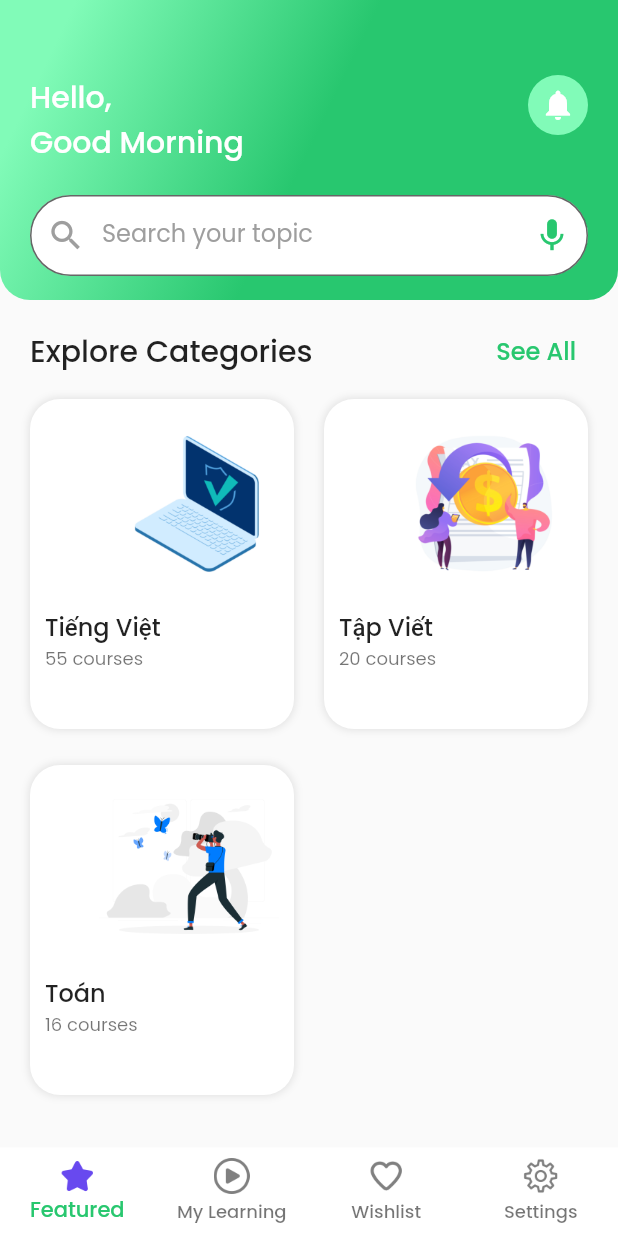
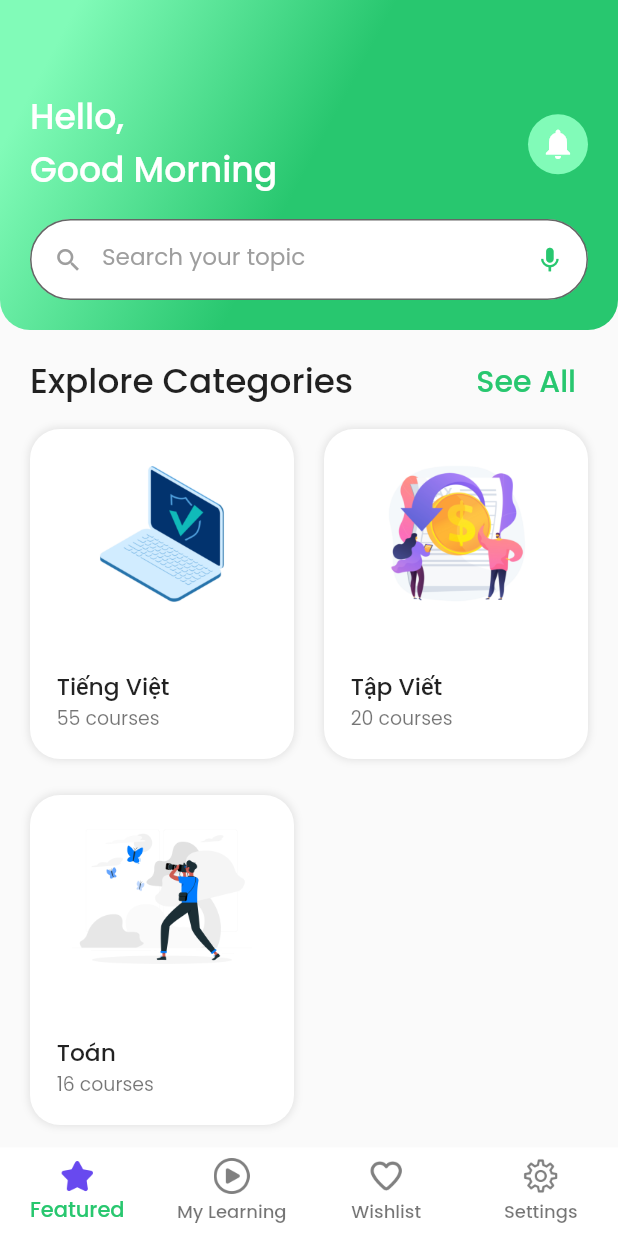
Before and after one commit to manlly07/edu, a Flutter app: the screen it shows after launch, on a phone screen of 412 x 824 dp. Run offline on Flutter 3.47's test engine with Material 2 defaults, Android fonts, the phone set to English and light mode, and no system bars; our stand-ins replace flutter_tts, lottie, rive, speech_to_text, video_player.

Commit message:
fix-responsive

```diff
--- a/lib/screens/base_screen.dart
+++ b/lib/screens/base_screen.dart
@@ -20,11 +20,17 @@ class _BaseScreenState extends State<BaseScreen> {
     FeaturedScreen(),
     FeaturedScreen(),
   ];
+
   @override
   Widget build(BuildContext context) {
+    Size size = MediaQuery.of(context).size;
     return Scaffold(
-      body: Center(
-        child: _widgetOptions.elementAt(_selectedIndex),
+      body: SizedBox(
+        width: size.width,
+        height: size.height,
+        child: Stack(
+          children: [_widgetOptions.elementAt(_selectedIndex)],
+        ),
       ),
       bottomNavigationBar: BottomNavigationBar(
           type: BottomNavigationBarType.fixed,
--- a/lib/screens/course_screen.dart
+++ b/lib/screens/course_screen.dart
@@ -19,6 +19,7 @@ class CourseScreen extends StatefulWidget {
 class _CourseScreenState extends State<CourseScreen> {
   @override
   Widget build(BuildContext context) {
+    Size size = MediaQuery.sizeOf(context);
     return AnnotatedRegion<SystemUiOverlayStyle>(
       value: SystemUiOverlayStyle.dark,
       child: Scaffold(
@@ -39,12 +40,12 @@ class _CourseScreenState extends State<CourseScreen> {
                         ),
                       ),
                       Positioned(
-                        left: 0,
+                        left: 10,
                         child: CustomIconButton(
-                          child: const Icon(Icons.arrow_back),
                           height: 35,
                           width: 35,
                           onTap: () => Navigator.pop(context),
+                          child: const Icon(Icons.arrow_back),
                         ),
                       ),
                     ],
@@ -56,13 +57,13 @@ class _CourseScreenState extends State<CourseScreen> {
                 Expanded(
                   child: Stack(
                     children: [
-                      RiveAnimation.asset(
+                      const RiveAnimation.asset(
                         icBg,
                         fit: BoxFit.cover,
                       ),
                       GridView.builder(
-                        gridDelegate: const SliverGridDelegateWithFixedCrossAxisCount(
-                          crossAxisCount: 2,
+                        gridDelegate: SliverGridDelegateWithFixedCrossAxisCount(
+                          crossAxisCount: size.width > 700 ? 3 : 2,
                           childAspectRatio: 0.85,
                           // crossAxisSpacing: 20,
                           // mainAxisSpacing: 24,
@@ -128,7 +129,7 @@ class CourseContainer extends StatelessWidget {
               //rive
               if(course.thumbnail.contains("riv"))
                 Align(
-                    alignment: Alignment.topRight,
+                    alignment: Alignment.topCenter,
                     child: SizedBox(
                         width: 150,
                         height: 120,
@@ -176,15 +177,17 @@ class CourseContainer extends StatelessWidget {
               const SizedBox(
                 height: 10,
               ),
-              Center(
+              Expanded(
+                child: Center(
                   child: Text(
                     course.name,
-                  style: TextStyle(
+                    style: const TextStyle(
                         fontSize: 30
                     ),
                     // style: ,
                   ),
                 ),
+              )
               // Text(
               //   "${category.noOfCourses.toString()} courses",
               //   style: Theme.of(context).textTheme.bodySmall,
--- a/lib/screens/details_screen.dart
+++ b/lib/screens/details_screen.dart
@@ -34,8 +34,8 @@ class _DetailsScreenState extends State<DetailsScreen> {
   stt.SpeechToText _speech = stt.SpeechToText();
   bool _isListening = false;
   String lastStatus = '';
-  String _text = 'Press the button and start speaking';
-  double _confidence = 1.0;
+  final String _text = 'Press the button and start speaking';
+  final double _confidence = 1.0;
 
   @override
   void initState() {
--- a/lib/screens/featuerd_screen.dart
+++ b/lib/screens/featuerd_screen.dart
@@ -1,3 +1,5 @@
+import 'dart:math';
+
 import 'package:edu/constants/color.dart';
 import 'package:edu/constants/size.dart';
 import 'package:edu/models/category.dart';
@@ -19,14 +21,15 @@ class FeaturedScreen extends StatefulWidget {
 class _FeaturedScreenState extends State<FeaturedScreen> {
   @override
   Widget build(BuildContext context) {
+    Size size = MediaQuery.of(context).size;
+    var appBarHeight = size.height / 3.5;
     return AnnotatedRegion<SystemUiOverlayStyle>(
       value: SystemUiOverlayStyle.light,
       child: Scaffold(
-        body: Column(
-          children: const [
-            AppBar(),
-            Body(),
-          ],
+        body: const Body(),
+        appBar: PreferredSize(
+          preferredSize: Size.fromHeight(appBarHeight > 220 ? 220 : appBarHeight),
+          child: const AppBar(),
         ),
       ),
     );
@@ -38,7 +41,11 @@ class Body extends StatelessWidget {
 
   @override
   Widget build(BuildContext context) {
+    Size size = MediaQuery.sizeOf(context);
+    var ecSize = size.width / 18;
+    var saSize = size.width / 20;
     return Column(
+      mainAxisSize: MainAxisSize.min,
       children: [
         Padding(
           padding: const EdgeInsets.only(top: 10, left: 20, right: 20),
@@ -47,7 +54,8 @@ class Body extends StatelessWidget {
             children: [
               Text(
                 "Explore Categories",
-                style: Theme.of(context).textTheme.bodyLarge,
+                style: Theme.of(context).textTheme.bodyLarge!
+                    .copyWith(fontSize: ecSize > 25 ? 25 : ecSize),
               ),
               TextButton(
                 onPressed: () {},
@@ -56,20 +64,26 @@ class Body extends StatelessWidget {
                   style: Theme.of(context)
                       .textTheme
                       .bodyMedium
-                      ?.copyWith(color: kPrimaryColor),
+                      ?.copyWith(
+                    color: kPrimaryColor,
+                    fontSize: saSize > 20 ? 20 : saSize
+                  ),
                 ),
               )
             ],
           ),
         ),
-        GridView.builder(
+        Flexible(
+          child: GridView.builder(
+            physics: const BouncingScrollPhysics(),
+            scrollDirection: Axis.vertical,
             shrinkWrap: true,
             padding: const EdgeInsets.symmetric(
               horizontal: 20,
               vertical: 8,
             ),
-          gridDelegate: const SliverGridDelegateWithFixedCrossAxisCount(
-            crossAxisCount: 2,
+            gridDelegate: SliverGridDelegateWithFixedCrossAxisCount(
+              crossAxisCount: (size.width > 700 ? 3 : 2),
               childAspectRatio: 0.8,
               crossAxisSpacing: 20,
               mainAxisSpacing: 24,
@@ -81,6 +95,7 @@ class Body extends StatelessWidget {
             },
             itemCount: categoryList.length,
           ),
+        )
       ],
     );
   }
@@ -115,25 +130,49 @@ class CategoryCard extends StatelessWidget {
             ), //BoxShadow
           ],
         ),
+        child: LayoutBuilder(
+          builder: (BuildContext context, BoxConstraints constraints) {
+            var fontSize = constraints.maxWidth /10;
+            var padding = constraints.maxWidth * 0.05;
+            return Column(
+              crossAxisAlignment: CrossAxisAlignment.center,
+              mainAxisAlignment: MainAxisAlignment.spaceBetween,
+              children: [
+                Align(
+                  alignment: Alignment.topCenter,
+                  child: ClipRect(
+                    clipBehavior: Clip.hardEdge,
+                    child: Image.asset(
+                      category.thumbnail,
+                      height: constraints.maxHeight * 3/5,
+                    ),
+                  ),
+                ),
+                SizedBox(
+                  height: constraints.maxHeight * 2/5,
+                  width: constraints.maxWidth,
+                  child: Padding(
+                    padding: EdgeInsets.all(padding),
                     child: Column(
+                      mainAxisAlignment: MainAxisAlignment.end,
                       crossAxisAlignment: CrossAxisAlignment.start,
                       children: [
-            Align(
-              alignment: Alignment.topRight,
-              child: Image.asset(
-                category.thumbnail,
-                height: kCategoryCardImageSize,
+                        Text(category.name,
+                          style: Theme.of(context).textTheme.bodyMedium!
+                              .copyWith(fontSize: fontSize),
                         ),
-            ),
-            const SizedBox(
-              height: 10,
-            ),
-            Text(category.name),
                         Text(
                           "${category.noOfCourses.toString()} courses",
-              style: Theme.of(context).textTheme.bodySmall,
+                          style: Theme.of(context).textTheme.bodySmall!
+                              .copyWith(fontSize: fontSize - 3),
                         ),
                       ],
+                    ),
+                  )
+                ),
+              ],
+            );
+          },
         ),
       ),
     );
@@ -147,10 +186,10 @@ class AppBar extends StatelessWidget {
 
   @override
   Widget build(BuildContext context) {
+    Size size = MediaQuery.sizeOf(context);
+    var appendTop = size.height/20;
     return Container(
-      padding: const EdgeInsets.only(top: 50, left: 20, right: 20),
-      height: 200,
-      width: double.infinity,
+      padding: EdgeInsets.only(top: (min(appendTop, 50)) + 20, left: 20, right: 20, bottom: 20),
       decoration: const BoxDecoration(
         borderRadius: BorderRadius.only(
           bottomLeft: Radius.circular(20),
@@ -166,15 +205,20 @@ class AppBar extends StatelessWidget {
           ],
         ),
       ),
-      child: Column(
+      child: LayoutBuilder(
+        builder: (BuildContext context, BoxConstraints constraints) {
+          var titleFontSize = constraints.maxHeight / 6;
+          return Column(
+            mainAxisAlignment: MainAxisAlignment.spaceBetween,
             children: [
               Row(
                 mainAxisAlignment: MainAxisAlignment.spaceBetween,
-            crossAxisAlignment: CrossAxisAlignment.start,
+                crossAxisAlignment: CrossAxisAlignment.center,
                 children: [
                   Text(
-                "Hello,\nGood Morning",
-                style: Theme.of(context).textTheme.titleLarge,
+                    "Hello, \nGood Morning",
+                    style: Theme.of(context).textTheme.titleLarge!
+                        .copyWith(fontSize: max(titleFontSize,23)),
                   ),
                   CircleButton(
                     icon: Icons.notifications,
@@ -182,11 +226,19 @@ class AppBar extends StatelessWidget {
                   ),
                 ],
               ),
-          const SizedBox(
-            height: 20,
+              SizedBox(
+                height: constraints.maxHeight * 0.4,
+                child: Align(
+                  alignment: Alignment.bottomCenter,
+                  child: SearchTextField(
+                    size: constraints.maxHeight / 7,
+                    labelSize: constraints.maxHeight / 9 ,
                   ),
-          const SearchTextField()
+                ),
+              )
             ],
+          );
+        },
       ),
     );
   }
--- a/lib/widgets/search_testfield.dart
+++ b/lib/widgets/search_testfield.dart
@@ -2,28 +2,42 @@ import 'package:edu/constants/color.dart';
 import 'package:flutter/material.dart';
 
 class SearchTextField extends StatelessWidget {
+  final double size;
+  final double? labelSize;
+
   const SearchTextField({
     Key? key,
+    this.size = 26,
+    this.labelSize
   }) : super(key: key);
 
   @override
   Widget build(BuildContext context) {
-    return TextFormField(
+    return TextField(
       decoration: InputDecoration(
-        prefixIcon: const Icon(
-          Icons.search,
-          color: Colors.grey,
-          size: 26,
+        prefixIcon: Padding(
+          padding: const EdgeInsets.only(left: 5,top: 2,right: 2,bottom: 2),
+          child:  Icon(
+            Icons.search,
+            color: Colors.grey,
+            size: size > 26 ? 26 : size,
+          ),
         ),
-        suffixIcon: const Icon(
-          Icons.mic,
-          color: kPrimaryColor,
-          size: 26,
+        suffixIcon: Padding(
+          padding: const EdgeInsets.only(left: 2,top: 2,right: 5,bottom: 2),
+          child: Icon(
+            Icons.mic,
+            color: kPrimaryColor,
+            size: size > 26 ? 26 : size,
+          ),
         ),
         // helperText: "Search your topic",
         floatingLabelBehavior: FloatingLabelBehavior.never,
         labelText: "Search your topic",
-        labelStyle: const TextStyle(color: Colors.grey),
+        labelStyle: TextStyle(
+          color: Colors.grey,
+          fontSize: labelSize! > 20 ? 20 : labelSize
+        ),
         filled: true,
         fillColor: Colors.white,
         border: OutlineInputBorder(
```
Lines whose indentation alone changed are shown as unchanged.
